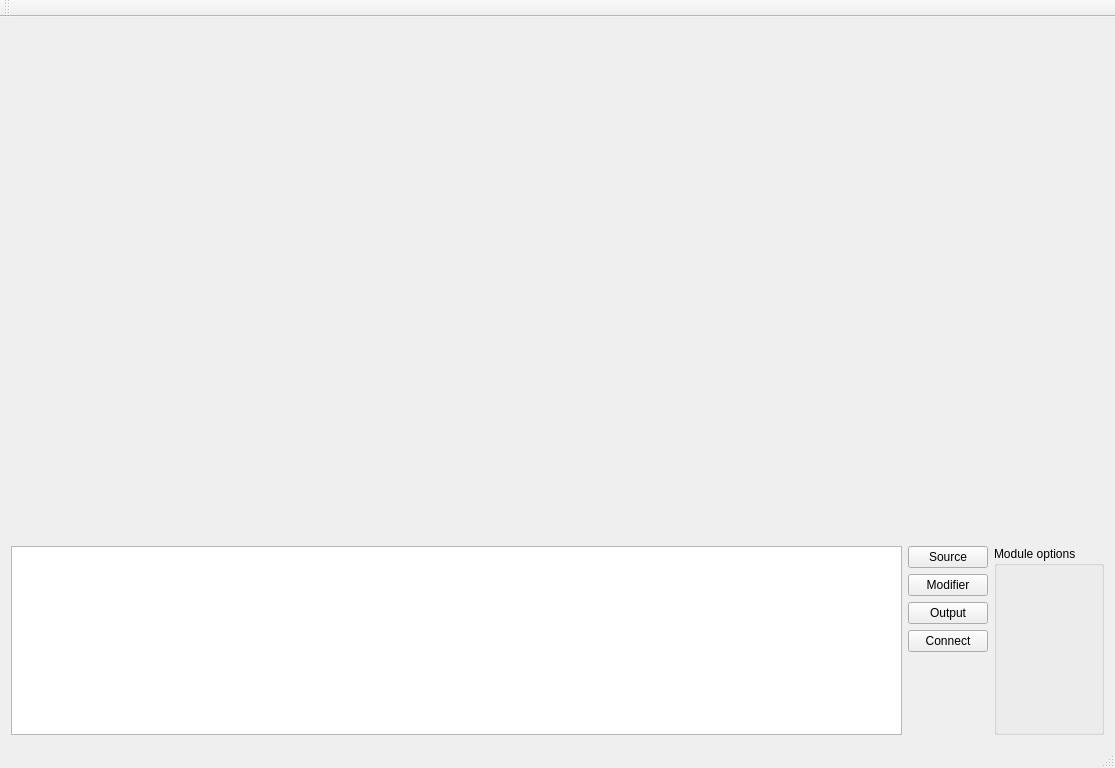
Before: the Qt Designer form NoiseTextureGenerator/mainwindow.ui in Kvalme/noisetexturegenerator, drawn with Qt 5.
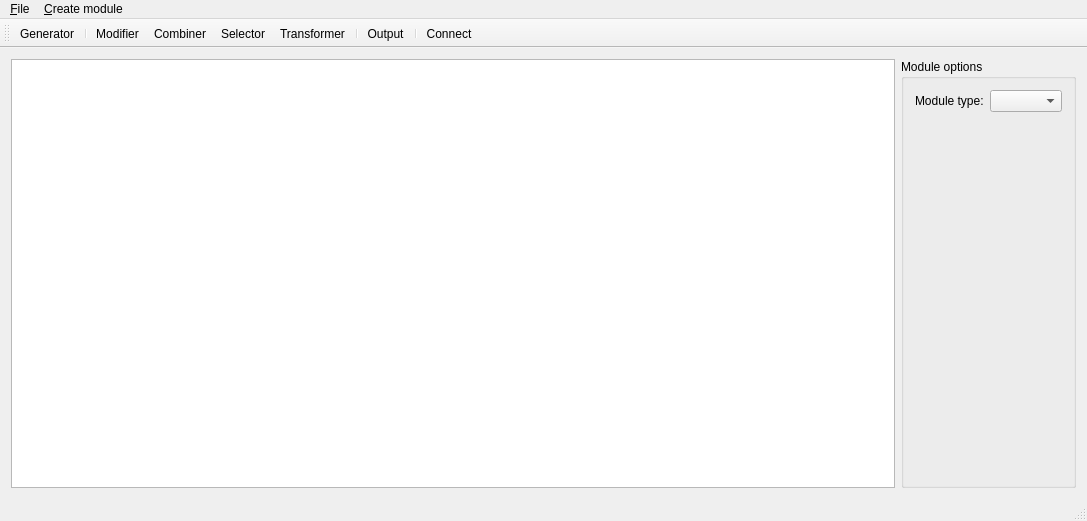
After: the same form once the commit is applied.

Commit message: Update. Add generators and output modules.

What changed in the file:
```diff
--- a/NoiseTextureGenerator/mainwindow.ui
+++ b/NoiseTextureGenerator/mainwindow.ui
@@ -6,8 +6,8 @@
    <rect>
     <x>0</x>
     <y>0</y>
-    <width>1115</width>
-    <height>768</height>
+    <width>1087</width>
+    <height>521</height>
    </rect>
   </property>
   <property name="windowTitle">
@@ -15,74 +15,66 @@
   </property>
   <widget class="QWidget" name="centralWidget">
    <layout class="QVBoxLayout" name="verticalLayout">
-    <item>
-     <widget class="QWidget" name="widget" native="true">
-      <property name="minimumSize">
-       <size>
-        <width>1024</width>
-        <height>512</height>
-       </size>
-      </property>
-     </widget>
-    </item>
     <item>
      <layout class="QHBoxLayout" name="horizontalLayout">
       <item>
-       <widget class="QGraphicsView" name="graphicsView"/>
+       <widget class="QGraphicsView" name="graphicsView">
+        <property name="sizePolicy">
+         <sizepolicy hsizetype="MinimumExpanding" vsizetype="Expanding">
+          <horstretch>0</horstretch>
+          <verstretch>0</verstretch>
+         </sizepolicy>
+        </property>
+       </widget>
       </item>
       <item>
-       <layout class="QVBoxLayout" name="verticalLayout_2">
-        <item>
-         <widget class="QPushButton" name="pushButton">
-          <property name="text">
-           <string>Source</string>
-          </property>
-         </widget>
-        </item>
-        <item>
-         <widget class="QPushButton" name="placeModifier">
-          <property name="text">
-           <string>Modifier</string>
-          </property>
-         </widget>
-        </item>
-        <item>
-         <widget class="QPushButton" name="placeOutput">
-          <property name="text">
-           <string>Output</string>
-          </property>
-         </widget>
-        </item>
-        <item>
-         <widget class="QPushButton" name="connectModules">
-          <property name="text">
-           <string>Connect</string>
-          </property>
-         </widget>
-        </item>
-        <item>
-         <spacer name="verticalSpacer">
-          <property name="orientation">
-           <enum>Qt::Vertical</enum>
-          </property>
-          <property name="sizeHint" stdset="0">
-           <size>
-            <width>20</width>
-            <height>40</height>
-           </size>
-          </property>
-         </spacer>
-        </item>
-       </layout>
-      </item>
-      <item>
-       <widget class="QGroupBox" name="groupBox">
+       <widget class="QGroupBox" name="moduleOptions">
+        <property name="sizePolicy">
+         <sizepolicy hsizetype="Minimum" vsizetype="Preferred">
+          <horstretch>0</horstretch>
+          <verstretch>0</verstretch>
+         </sizepolicy>
+        </property>
         <property name="title">
          <string>Module options</string>
         </property>
-        <layout class="QHBoxLayout" name="horizontalLayout_2">
+        <layout class="QVBoxLayout" name="verticalLayout_3">
          <item>
-          <layout class="QGridLayout" name="moduleOptionsLayout"/>
+          <layout class="QHBoxLayout" name="horizontalLayout_2">
+           <item>
+            <widget class="QLabel" name="label">
+             <property name="text">
+              <string>Module type:</string>
+             </property>
+            </widget>
+           </item>
+           <item>
+            <widget class="QComboBox" name="moduleType"/>
+           </item>
+          </layout>
+         </item>
+         <item>
+          <widget class="QFrame" name="moduleOptionsFrame">
+           <property name="frameShape">
+            <enum>QFrame::StyledPanel</enum>
+           </property>
+           <property name="frameShadow">
+            <enum>QFrame::Raised</enum>
+           </property>
+          </widget>
+         </item>
+         <item>
+          <spacer name="verticalSpacer_2">
+           <property name="orientation">
+            <enum>Qt::Vertical</enum>
+           </property>
+           <property name="sizeHint" stdset="0">
+            <size>
+             <width>20</width>
+             <height>40</height>
+            </size>
+           </property>
+          </spacer>
          </item>
         </layout>
        </widget>
@@ -96,20 +88,107 @@
     <rect>
      <x>0</x>
      <y>0</y>
-     <width>1115</width>
+     <width>1087</width>
      <height>21</height>
     </rect>
    </property>
+   <widget class="QMenu" name="menu_File">
+    <property name="title">
+     <string>&amp;File</string>
+    </property>
+   </widget>
+   <widget class="QMenu" name="menu_Add">
+    <property name="title">
+     <string>&amp;Create module</string>
+    </property>
+    <addaction name="actionNoise_generator"/>
+    <addaction name="separator"/>
+    <addaction name="actionModifier"/>
+    <addaction name="actionCombiner"/>
+    <addaction name="actionSelector"/>
+    <addaction name="actionTransformer"/>
+    <addaction name="separator"/>
+    <addaction name="actionOutput"/>
+    <addaction name="separator"/>
+   </widget>
+   <addaction name="menu_File"/>
+   <addaction name="menu_Add"/>
   </widget>
-  <widget class="QToolBar" name="mainToolBar">
+  <widget class="QStatusBar" name="statusBar"/>
+  <widget class="QToolBar" name="toolBar">
+   <property name="minimumSize">
+    <size>
+     <width>0</width>
+     <height>0</height>
+    </size>
+   </property>
+   <property name="baseSize">
+    <size>
+     <width>0</width>
+     <height>22</height>
+    </size>
+   </property>
+   <property name="windowTitle">
+    <string>toolBar</string>
+   </property>
+   <property name="toolButtonStyle">
+    <enum>Qt::ToolButtonTextUnderIcon</enum>
+   </property>
    <attribute name="toolBarArea">
     <enum>TopToolBarArea</enum>
    </attribute>
    <attribute name="toolBarBreak">
     <bool>false</bool>
    </attribute>
+   <addaction name="actionNoise_generator"/>
+   <addaction name="separator"/>
+   <addaction name="actionModifier"/>
+   <addaction name="actionCombiner"/>
+   <addaction name="actionSelector"/>
+   <addaction name="actionTransformer"/>
+   <addaction name="separator"/>
+   <addaction name="actionOutput"/>
+   <addaction name="separator"/>
+   <addaction name="actionConnect"/>
   </widget>
-  <widget class="QStatusBar" name="statusBar"/>
+  <action name="actionNoise_generator">
+   <property name="text">
+    <string>Generator</string>
+   </property>
+  </action>
+  <action name="actionModifier">
+   <property name="text">
+    <string>Modifier</string>
+   </property>
+  </action>
+  <action name="actionCombiner">
+   <property name="text">
+    <string>Combiner</string>
+   </property>
+  </action>
+  <action name="actionSelector">
+   <property name="text">
+    <string>Selector</string>
+   </property>
+  </action>
+  <action name="actionTransformer">
+   <property name="text">
+    <string>Transformer</string>
+   </property>
+  </action>
+  <action name="actionOutput">
+   <property name="text">
+    <string>Output</string>
+   </property>
+  </action>
+  <action name="actionConnect">
+   <property name="checkable">
+    <bool>true</bool>
+   </property>
+   <property name="text">
+    <string>Connect</string>
+   </property>
+  </action>
  </widget>
  <layoutdefault spacing="6" margin="11"/>
  <resources/>
```
The commit also changes 63 other files.
